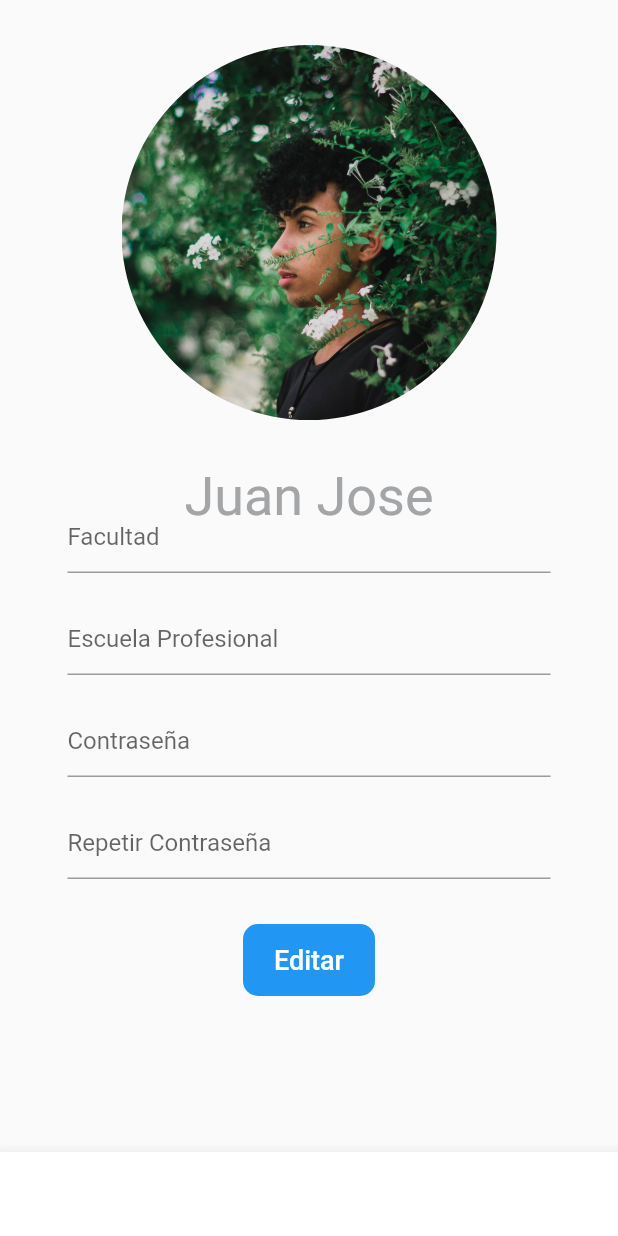
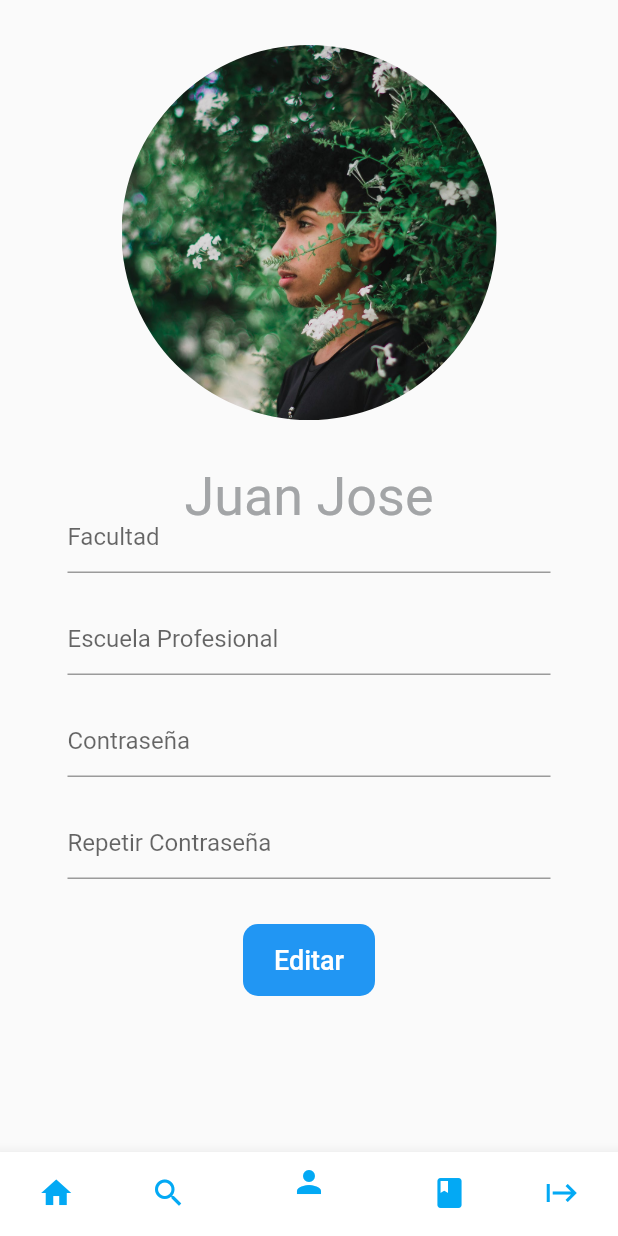
Before and after one commit to JuanJoseTJ29/TallerMovil, a Flutter app: the homeIncidents screen opened directly, item 3 of the bottom bar chosen, on a phone screen of 412 x 824 dp. Run offline on Flutter 3.47's test engine with Material 2 defaults, Android fonts, the phone set to English and light mode, and no system bars; our stand-ins replace dropdown_button2, image_picker, shared_preferences; accounts and stored records are empty.

Commit message:
Update home.dart

```diff
--- a/lib/home.dart
+++ b/lib/home.dart
@@ -4,6 +4,9 @@ import 'package:flutter/material.dart';
 import 'incidents/ui/screens/list_incidents.dart';
 import 'incidents/ui/screens/search_incidents.dart';
 import 'users/ui/screens/profile_user.dart';
+
+import 'Encuesta.dart';
+import 'incidents/ui/screens/registerinci.dart';
 
 class homeIncidents extends StatefulWidget {
   @override
@@ -20,7 +23,9 @@ class _homeIncidents extends State<homeIncidents> {
     //Para dar una lista de metodos
     ReviewList(),
     SearchIncidents(),
-    ProfileUsers()
+    ProfileUsers(),
+    registerinci(),
+    Encuesta()
   ];
 
   //Metodo para dar una evento
@@ -44,15 +49,22 @@ class _homeIncidents extends State<homeIncidents> {
             onTap: onTapTapped,
             currentIndex: indexTap,
             items: [
-              BottomNavigationBarItem(icon: Icon(Icons.home), label: "Home"),
               BottomNavigationBarItem(
-                  icon: Icon(Icons.search), label: "Buscar"),
+                  icon: Icon(Icons.home, color: Colors.lightBlue),
+                  label: "Home"),
               BottomNavigationBarItem(
-                  icon: Icon(Icons.person), label: "Perfil"),
+                  icon: Icon(Icons.search, color: Colors.lightBlue),
+                  label: "Buscar"),
               BottomNavigationBarItem(
-                  icon: Icon(Icons.book), label: "Registrar incidencia"),
+                icon: Icon(Icons.person, color: Colors.lightBlue),
+                label: "Perfil",
+              ),
               BottomNavigationBarItem(
-                  icon: Icon(Icons.start), label: "Fromulario"),
+                  icon: Icon(Icons.book, color: Colors.lightBlue),
+                  label: "Registrar incidencia"),
+              BottomNavigationBarItem(
+                  icon: Icon(Icons.start, color: Colors.lightBlue),
+                  label: "Formulario")
             ]),
       ),
     );
```
